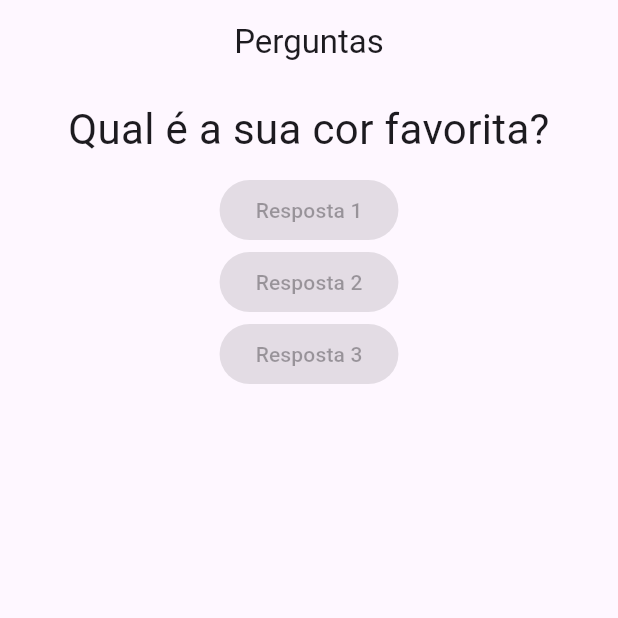
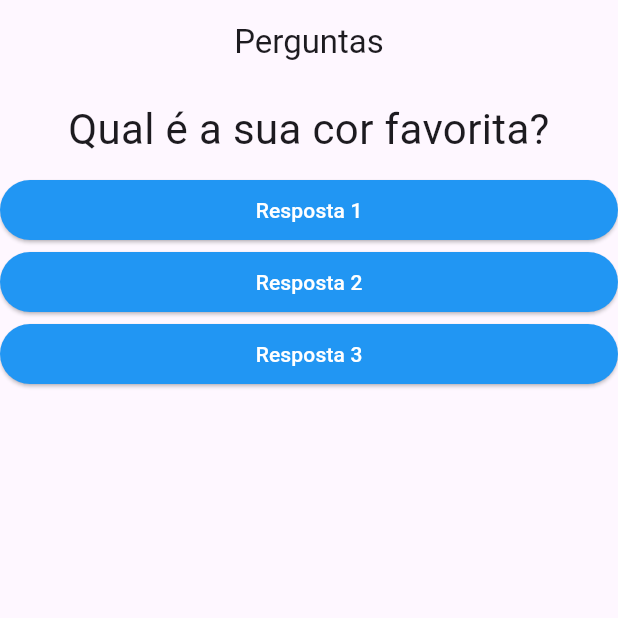
Before and after one commit to PedroHSiqueira/App_Questions, a Flutter app: the screen it shows after launch, on a phone screen of 412 x 824 dp, the top half of it. Run offline on Flutter 3.47's test engine with Material 3 defaults, Android fonts, the phone set to English and light mode, and no system bars.

Commit message:
ADD answer.dart

```diff
--- a/lib/main.dart
+++ b/lib/main.dart
@@ -11,7 +11,6 @@ class _PerguntaAppState extends State<PerguntaApp> {
     setState(() {
       _perguntaSelecionada++;
     });
-    print(_perguntaSelecionada);
   }
 
   @override
@@ -30,9 +29,9 @@ class _PerguntaAppState extends State<PerguntaApp> {
         body: Column(
           children: [
             Questao(perguntas[_perguntaSelecionada]),
-            const Resposta("Resposta 1"),
-            const Resposta("Resposta 2"),
-            const Resposta("Resposta 3"),
+            Resposta("Resposta 1", _responder),
+            Resposta("Resposta 2", _responder),
+            Resposta("Resposta 3", _responder),
           ],
         ),
       ),
--- a/lib/resposta.dart
+++ b/lib/resposta.dart
@@ -2,14 +2,20 @@ import 'package:flutter/material.dart';
 
 class Resposta extends StatelessWidget {
   final String texto;
+  final void Function() quandoSelecionado;
 
-  const Resposta(this.texto, {super.key});
+  const Resposta(this.texto, this.quandoSelecionado, {super.key});
 
   @override
   Widget build(BuildContext context) {
-    return ElevatedButton(
-      onPressed: null,
-      child: Text(texto),
+    return SizedBox(
+      width: double.infinity,
+      child: ElevatedButton(
+        style: ElevatedButton.styleFrom(
+            backgroundColor: Colors.blue, foregroundColor: Colors.white),
+        onPressed: quandoSelecionado,
+        child: Text(texto),
+      ),
     );
   }
 }
```
